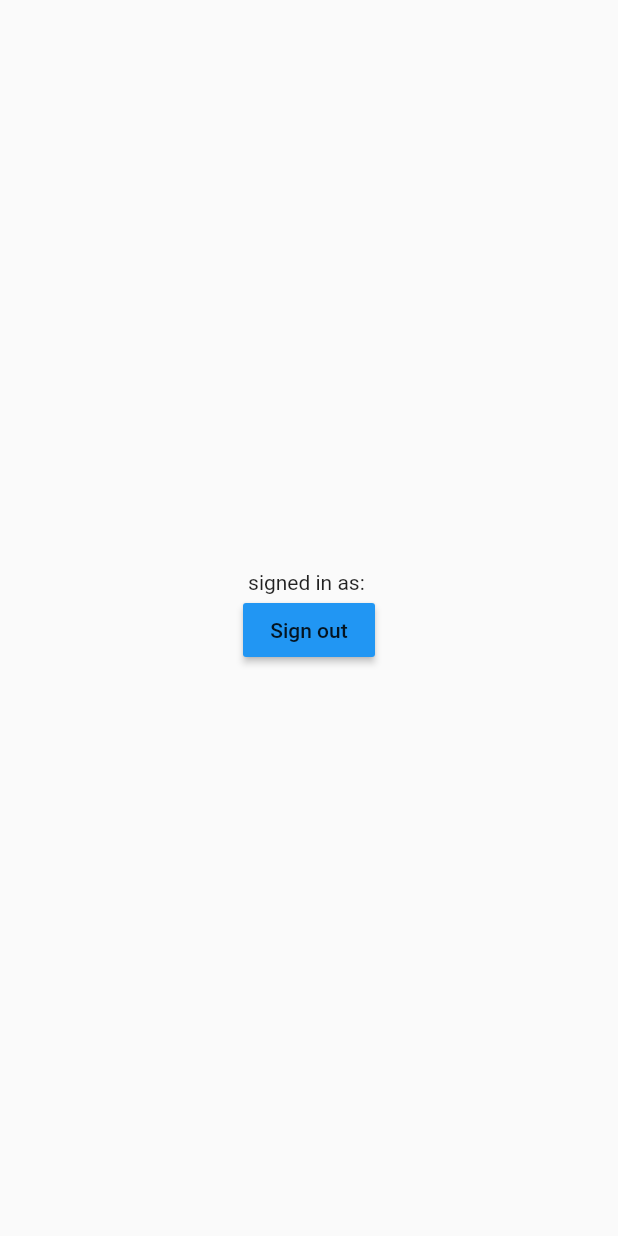
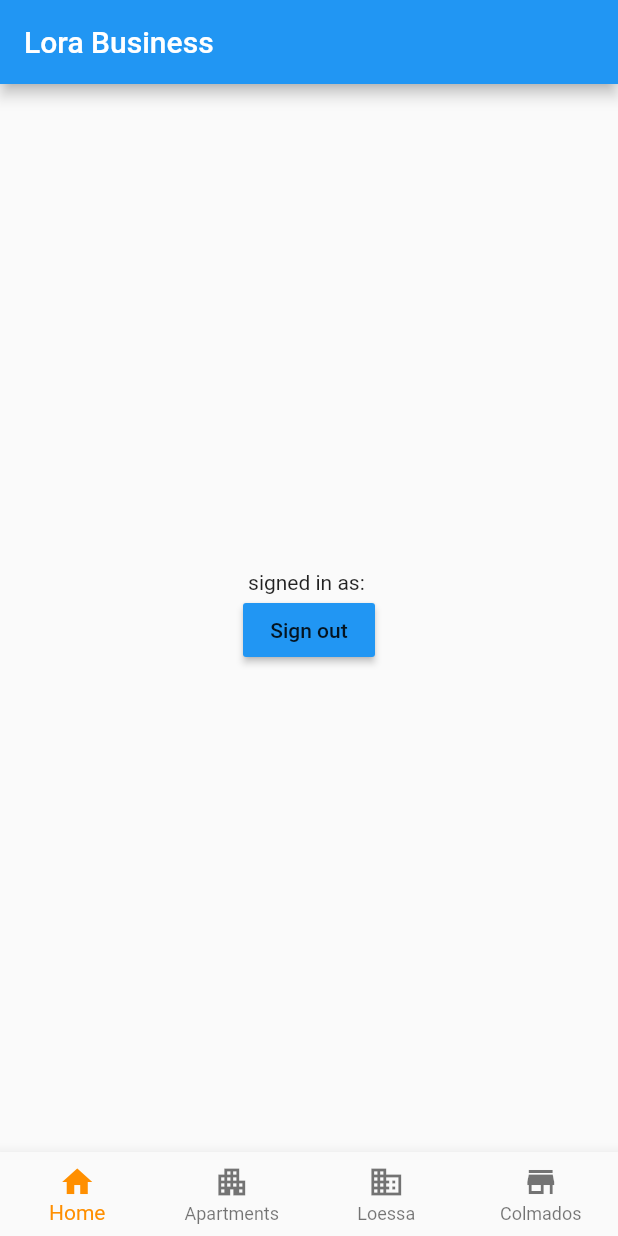
Before and after one commit to marcoslora/lora_business_1, a Flutter app: the screen it shows once a user with an empty profile is signed in, after a tap on "Sign out", on a phone screen of 412 x 824 dp. Run offline on Flutter 3.47's test engine with Material 2 defaults, Android fonts, the phone set to English and light mode, and no system bars; our stand-ins replace cloud_firestore, firebase_auth, firebase_core, get, google_fonts; accounts and stored records are empty; network calls fail.

Commit message:
Avances de lora business en apartments

```diff
--- /dev/null
+++ b/lib/src/models/pagosModels.dart
@@ -0,0 +1,6 @@
+class PagoModels {
+  double monto;
+  DateTime fecha;
+
+  PagoModels({required this.monto, required this.fecha});
+}
--- a/lib/src/view/home_page.dart
+++ b/lib/src/view/home_page.dart
@@ -1,5 +1,9 @@
+import 'package:cloud_firestore/cloud_firestore.dart';
 import 'package:firebase_auth/firebase_auth.dart';
 import 'package:flutter/material.dart';
+import 'package:lora_business_1/src/view/apartments_page.dart';
+import 'package:lora_business_1/src/view/colmado_page.dart';
+import 'package:lora_business_1/src/view/loessa_page.dart';
 
 class HomePage extends StatefulWidget {
   const HomePage({super.key});
@@ -9,15 +13,83 @@ class HomePage extends StatefulWidget {
 }
 
 class _HomePageState extends State<HomePage> {
+  int _selectedIndex = 0;
   final user = FirebaseAuth.instance.currentUser!;
+
+  void _onItemTapped(int index) {
+    setState(() {
+      _selectedIndex = index;
+    });
+  }
+
   @override
   Widget build(BuildContext context) {
+    Widget bodyContent;
+
+    switch (_selectedIndex) {
+      case 0:
+        bodyContent = homePageContent();
+        break;
+      case 1:
+        bodyContent = const ApartmentsPage();
+        break;
+      case 2:
+        bodyContent = const LoessaPage();
+        break;
+      case 3:
+        bodyContent = const ColmadosPage();
+        break;
+      default:
+        bodyContent = const Text("Page not found");
+    }
+
     return Scaffold(
-      body: Container(
+      appBar: AppBar(
+        title: const Text('Lora Business'),
+      ),
+      bottomNavigationBar: BottomNavigationBar(
+        type: BottomNavigationBarType.fixed,
+        items: const <BottomNavigationBarItem>[
+          BottomNavigationBarItem(
+            icon: Icon(Icons.home),
+            label: 'Home',
+          ),
+          BottomNavigationBarItem(
+            icon: Icon(Icons.apartment),
+            label: 'Apartments',
+          ),
+          BottomNavigationBarItem(
+            icon: Icon(Icons.business),
+            label: 'Loessa',
+          ),
+          BottomNavigationBarItem(
+            icon: Icon(Icons.store),
+            label: 'Colmados',
+          ),
+        ],
+        currentIndex: _selectedIndex,
+        selectedItemColor: Colors.amber[800],
+        onTap: _onItemTapped,
+      ),
+      body: bodyContent,
+    );
+  }
+
+  Widget homePageContent() {
+    return Container(
       margin: const EdgeInsets.all(20),
       alignment: Alignment.center,
       child: Column(mainAxisAlignment: MainAxisAlignment.center, children: [
-          Text('signed in as: ${user.email!}'),
+        FutureBuilder<String?>(
+          future: getUserName(),
+          builder: (context, snapshot) {
+            if (snapshot.connectionState == ConnectionState.done) {
+              return Text('signed in as: ${snapshot.data ?? user.email!}');
+            } else {
+              return const CircularProgressIndicator();
+            }
+          },
+        ),
         MaterialButton(
           onPressed: () async {
             await FirebaseAuth.instance.signOut();
@@ -26,7 +98,19 @@ class _HomePageState extends State<HomePage> {
           child: const Text('Sign out'),
         ),
       ]),
-      ),
     );
   }
+
+  Future<String?> getUserName() async {
+    try {
+      var userData = await FirebaseFirestore.instance
+          .collection('users')
+          .doc(user.uid)
+          .get();
+      return userData.data()?['name'];
+    } catch (e) {
+      print('Error al obtener el nombre del usuario: $e');
+      return null;
     }
+  }
+}
--- a/pubspec.yaml
+++ b/pubspec.yaml
@@ -34,8 +34,10 @@ dependencies:
   # The following adds the Cupertino Icons font to your application.
   # Use with the CupertinoIcons class for iOS style icons.
   cupertino_icons: ^1.0.2
-  firebase_auth: ^4.10.0
-  firebase_core: ^2.16.0
+  firebase_auth: ^4.14.0
+  firebase_core: ^2.22.0
+  cloud_firestore: ^4.9.3
+  get: ^4.6.6
   google_fonts:
 
 dev_dependencies:
```
Also changed, not shown: lib/src/Widgets/apartments_widgets.dart (added, +47 -0 lines), lib/src/auth/models/user_model.dart (added, +23 -0 lines), lib/src/models/apartmentsModel.dart (added, +14 -0 lines), lib/src/repository/apartments_repository.dart (added, +27 -0 lines), lib/src/repository/user_repository.dart (added, +37 -0 lines), lib/src/view/apartments_detail.dart (added, +26 -0 lines), lib/src/view/apartments_page.dart (added, +58 -0 lines), lib/src/view/colmado_page.dart (added, +10 -0 lines), lib/src/view/loessa_page.dart (added, +10 -0 lines), lib/src/view/register_page.dart (+47 -3 lines), pubspec.lock, 5 other files. Lines whose indentation alone changed are shown as unchanged.
